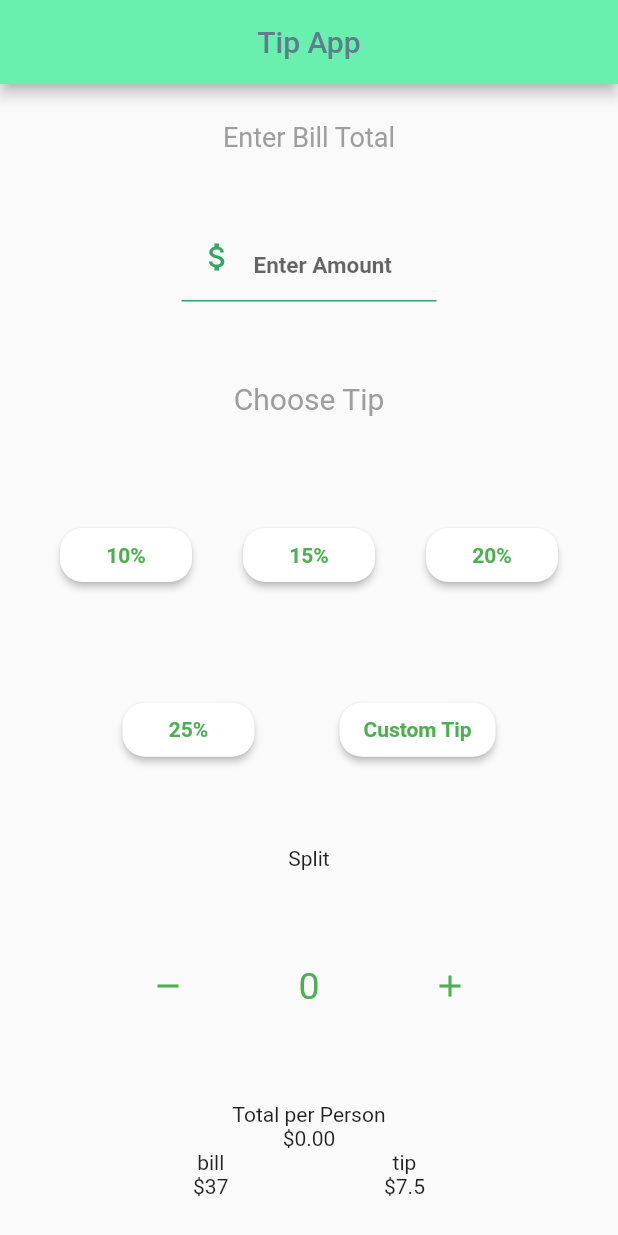
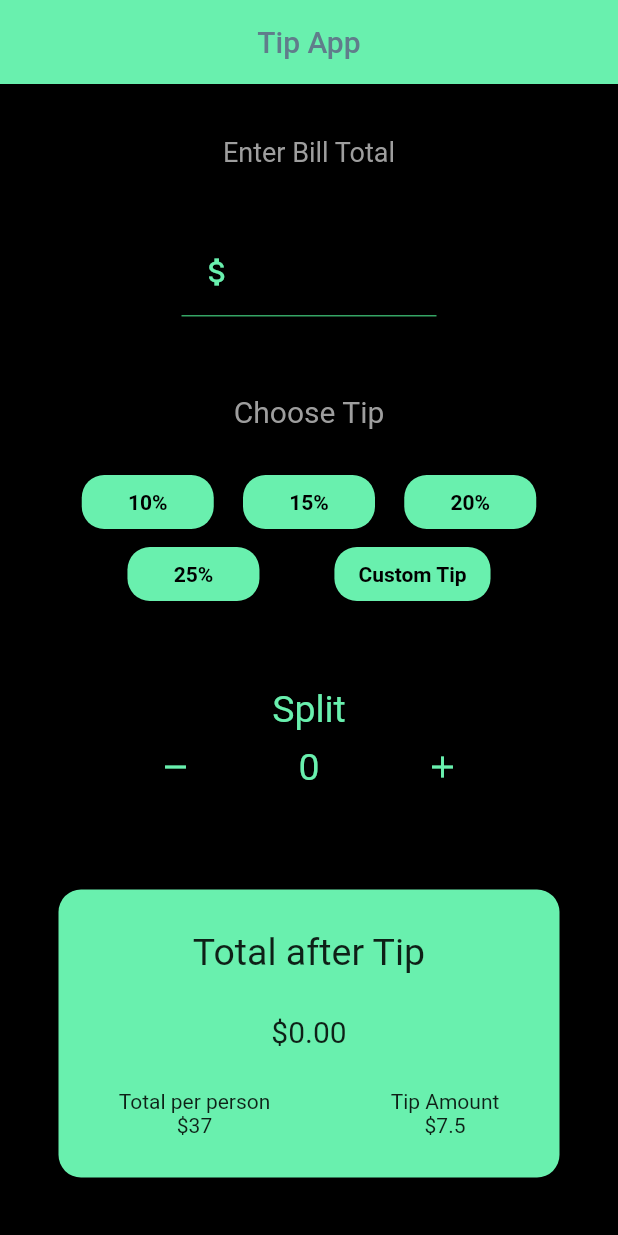
Before and after one commit to henrywong1/tip_calculator_flutter, a Flutter app: the screen it shows after launch, on a phone screen of 412 x 824 dp. Run offline on Flutter 3.47's test engine with Material 2 defaults, Android fonts, the phone set to English and light mode, and no system bars.

Commit message:
changed to dark theme, with padding/container adjustments

```diff
--- a/lib/main.dart
+++ b/lib/main.dart
@@ -21,6 +21,7 @@ class _TipScreenState extends State<TipScreen> {
   Widget build(BuildContext context) {
     return MaterialApp(
       home: Scaffold(
+        backgroundColor: Colors.black,
         appBar: AppBar(
           backgroundColor: Colors.greenAccent,
           title: Center(
@@ -33,7 +34,7 @@ class _TipScreenState extends State<TipScreen> {
           ),
         ),
         body: Container(
-          padding: EdgeInsets.all(25),
+          padding: EdgeInsets.all(35),
           child: Column(
             mainAxisAlignment: MainAxisAlignment.spaceBetween,
             children: <Widget>[
@@ -50,24 +51,30 @@ class _TipScreenState extends State<TipScreen> {
                   });
                 },
               ),
-              Text(
+              Container(
+                child: Column(
+                  mainAxisAlignment: MainAxisAlignment.spaceAround,
+                  children: <Widget>[
+                    Padding(
+                      padding: const EdgeInsets.only(bottom: 25),
+                      child: Text(
                         'Choose Tip',
                         style: TextStyle(
                           fontSize: 20,
                           color: Colors.grey,
                         ),
                       ),
-              Container(
-                padding: EdgeInsets.all(15),
-                child: Row(
-                  mainAxisAlignment: MainAxisAlignment.spaceBetween,
+                    ),
+                    Row(
+                      mainAxisAlignment: MainAxisAlignment.spaceEvenly,
                       children: <Widget>[
                         RaisedCircularButton(
                           label: '10%',
                           onPressed: () {
                             setState(() {
                               percentValue = 0.1;
-                          calculatedValue = billAmount + billAmount * percentValue;
+                              calculatedValue =
+                                  billAmount + billAmount * percentValue;
                             });
                           },
                         ),
@@ -75,7 +82,8 @@ class _TipScreenState extends State<TipScreen> {
                           onPressed: () {
                             setState(() {
                               percentValue = 0.15;
-                          calculatedValue = billAmount + billAmount * percentValue;
+                              calculatedValue =
+                                  billAmount + billAmount * percentValue;
                             });
                           },
                           label: '15%',
@@ -84,13 +92,13 @@ class _TipScreenState extends State<TipScreen> {
                           onPressed: () {
                             setState(() {
                               percentValue = 0.2;
-                          calculatedValue = billAmount + billAmount * percentValue;
+                              calculatedValue =
+                                  billAmount + billAmount * percentValue;
                             });
                           },
                           label: '20%',
                         ),
                       ],
-                ),
                     ),
                     Row(
                       mainAxisAlignment: MainAxisAlignment.spaceEvenly,
@@ -105,7 +113,20 @@ class _TipScreenState extends State<TipScreen> {
                         ),
                       ],
                     ),
-              Text('Split'),
+                  ],
+                ),
+              ),
+              Container(
+                padding: EdgeInsets.only(bottom: 2),
+                child: Column(
+                  children: <Widget>[
+                    Text(
+                      'Split',
+                      style: TextStyle(
+                          color: Colors.greenAccent,
+                          fontSize: 25
+                      ),
+                    ),
                     Row(
                       mainAxisAlignment: MainAxisAlignment.spaceEvenly,
                       children: <Widget>[
@@ -115,7 +136,7 @@ class _TipScreenState extends State<TipScreen> {
                               numPeople = numPeople > 0 ? numPeople - 1 : 0;
                             });
                           },
-                    color: Colors.green,
+                          color: Colors.greenAccent,
                           icon: Icon(
                             Icons.remove,
                           ),
@@ -124,11 +145,11 @@ class _TipScreenState extends State<TipScreen> {
                           numPeople.toString(),
                           style: TextStyle(
                             fontSize: 25,
-                      color: Colors.green,
+                            color: Colors.greenAccent,
                           ),
                         ),
                         IconButton(
-                    color: Colors.green,
+                          color: Colors.greenAccent,
                           onPressed: () {
                             setState(() {
                               numPeople++;
@@ -140,29 +161,53 @@ class _TipScreenState extends State<TipScreen> {
                         ),
                       ],
                     ),
+                  ],
+                ),
+              ),
               Container(
+                height: 200,
+                child: Card(
+                  shape: RoundedRectangleBorder(
+                    borderRadius: BorderRadius.circular(15.0),
+                  ),
+                  elevation: 4,
+                  color: Colors.greenAccent,
                   child: Column(
+                    mainAxisAlignment: MainAxisAlignment.spaceEvenly,
                     children: <Widget>[
-                    Text('Total per Person'),
-                    Text('\$${calculatedValue.toStringAsFixed(2)}'),
+                      Text(
+                        'Total after Tip',
+                        style: TextStyle(
+                            fontSize: 25
+                        ),
+                      ),
+                      Text(
+                        '\$${calculatedValue.toStringAsFixed(2)}',
+                        style: TextStyle(
+                          fontSize: 20
+                        ),
+                      ),
                       Row(
-                      mainAxisAlignment: MainAxisAlignment.spaceEvenly,
+                        mainAxisAlignment: MainAxisAlignment.spaceAround,
                         children: <Widget>[
                           Column(
                             children: <Widget>[
-                            Text('bill'),
+                              Text(
+                                'Total per person',
+                              ),
                               Text('\$37'),
                             ],
                           ),
                           Column(
                             children: <Widget>[
-                            Text('tip'),
+                              Text('Tip Amount'),
                               Text('\$7.5'),
                             ],
                           ),
                         ],
                       )
                     ],
+                  ),
                 ),
               ),
             ],
--- a/lib/widgets/input_section.dart
+++ b/lib/widgets/input_section.dart
@@ -31,7 +31,7 @@ class InputSection extends StatelessWidget {
               ),
               focusedBorder: UnderlineInputBorder(
                   borderSide: BorderSide(
-                color: kColorTheme,
+                color: Colors.greenAccent,
               )),
               hintText: 'Enter Amount',
               hintStyle: TextStyle(
@@ -39,13 +39,13 @@ class InputSection extends StatelessWidget {
               ),
               prefixIcon: Icon(
                 Icons.attach_money,
-                color: kColorTheme,
+                color: Colors.greenAccent,
               ),
             ),
             style: TextStyle(
               fontSize: 30,
               fontWeight: FontWeight.bold,
-              color: kColorTheme,
+              color: Colors.greenAccent,
             ),
           ),
         ),
--- a/lib/widgets/raised_circular_button.dart
+++ b/lib/widgets/raised_circular_button.dart
@@ -11,14 +11,14 @@ class RaisedCircularButton extends StatelessWidget {
   Widget build(BuildContext context) {
     return RaisedButton(
       onPressed: onPressed,
-      color: Colors.white,
+      color: Colors.greenAccent,
       shape: RoundedRectangleBorder(
         borderRadius: BorderRadius.circular(15),
       ),
       child: Text(
         label,
         style: TextStyle(
-          color: Colors.green,
+          color: Colors.black,
           fontWeight: FontWeight.bold,
         ),
       ),
```
Lines whose indentation alone changed are shown as unchanged.
